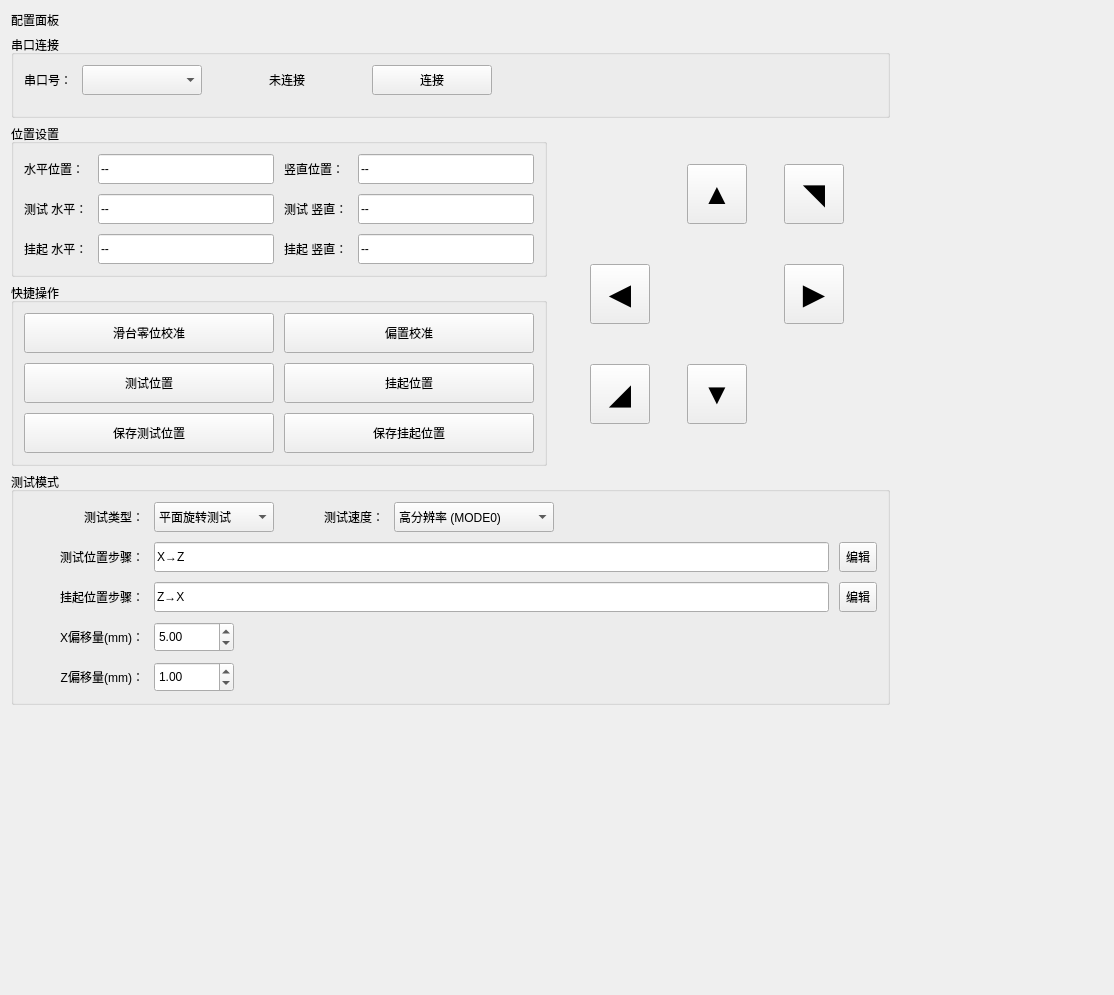
Before: the Qt Designer form src/ui/config_panel.ui in IceSugarZxy/MARS-pro, drawn with Qt 5.
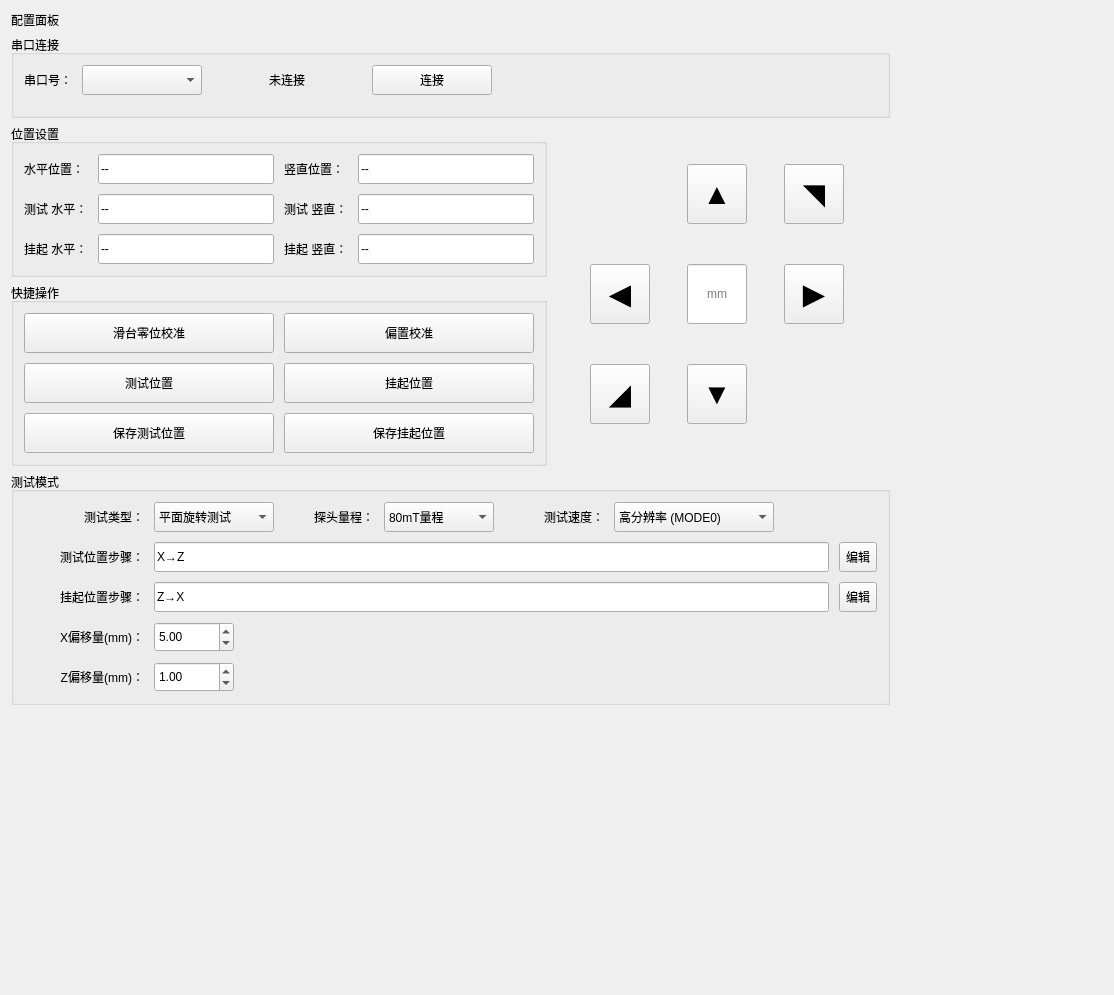
After: the same form once the commit is applied.

Commit message: 台控方向键支持长短按并新增短按距离输入，恢复探头量程下拉框，更新打包配置

Patch:
```diff
--- a/src/ui/config_panel.ui
+++ b/src/ui/config_panel.ui
@@ -689,9 +689,63 @@
           <string>外侧面垂直测试</string>
          </property>
         </item>
-       </widget>
-      </item>
-      <item row="1" column="4">
+         </widget>
+        </item>
+        <item row="1" column="3">
+         <widget class="QLabel" name="label_sensor">
+          <property name="sizePolicy">
+           <sizepolicy hsizetype="Fixed" vsizetype="Fixed">
+            <horstretch>0</horstretch>
+            <verstretch>0</verstretch>
+           </sizepolicy>
+          </property>
+          <property name="minimumSize">
+           <size>
+            <width>90</width>
+            <height>30</height>
+           </size>
+          </property>
+          <property name="maximumSize">
+           <size>
+            <width>90</width>
+            <height>16777215</height>
+           </size>
+          </property>
+          <property name="text">
+           <string>探头量程：</string>
+          </property>
+          <property name="alignment">
+           <set>Qt::AlignRight|Qt::AlignTrailing|Qt::AlignVCenter</set>
+          </property>
+         </widget>
+        </item>
+        <item row="1" column="4">
+         <widget class="QComboBox" name="combo_sensor_range">
+          <property name="sizePolicy">
+           <sizepolicy hsizetype="Fixed" vsizetype="Fixed">
+            <horstretch>0</horstretch>
+            <verstretch>0</verstretch>
+           </sizepolicy>
+          </property>
+          <property name="minimumSize">
+           <size>
+            <width>110</width>
+            <height>30</height>
+           </size>
+          </property>
+          <item>
+           <property name="text">
+            <string>80mT量程</string>
+           </property>
+          </item>
+          <item>
+           <property name="text">
+            <string>160mT量程</string>
+           </property>
+          </item>
+         </widget>
+        </item>
+      <item row="1" column="6">
        <widget class="QComboBox" name="combo_test_speed">
         <property name="sizePolicy">
          <sizepolicy hsizetype="Minimum" vsizetype="Fixed">
@@ -778,7 +832,7 @@
         </property>
        </widget>
       </item>
-      <item row="1" column="3">
+      <item row="1" column="5">
        <widget class="QLabel" name="label_test_speed">
         <property name="sizePolicy">
          <sizepolicy hsizetype="Fixed" vsizetype="Preferred">
@@ -1066,9 +1120,37 @@
          <string>◀</string>
         </property>
        </widget>
-      </item>
-      <item row="1" column="2">
-       <widget class="QPushButton" name="stage_btn_right">
+     </item>
+     <item row="1" column="1">
+      <widget class="QLineEdit" name="distance_edit">
+       <property name="sizePolicy">
+        <sizepolicy hsizetype="Fixed" vsizetype="Fixed">
+         <horstretch>0</horstretch>
+         <verstretch>0</verstretch>
+        </sizepolicy>
+       </property>
+       <property name="minimumSize">
+        <size>
+         <width>60</width>
+         <height>60</height>
+        </size>
+       </property>
+       <property name="maximumSize">
+        <size>
+         <width>60</width>
+         <height>60</height>
+        </size>
+       </property>
+       <property name="placeholderText">
+        <string>mm</string>
+       </property>
+       <property name="alignment">
+        <set>Qt::AlignCenter</set>
+       </property>
+      </widget>
+     </item>
+     <item row="1" column="2">
+      <widget class="QPushButton" name="stage_btn_right">
         <property name="minimumSize">
          <size>
           <width>60</width>
```
The commit also changes 5 other files.
